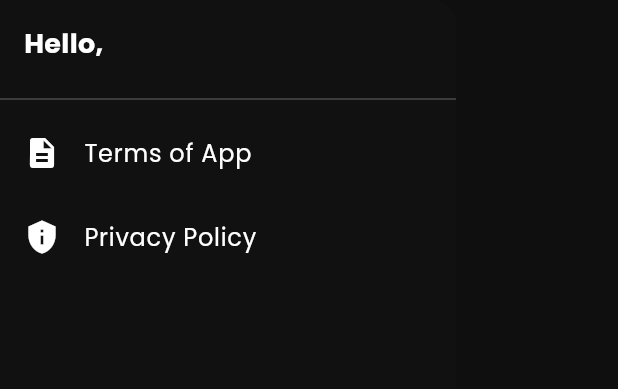
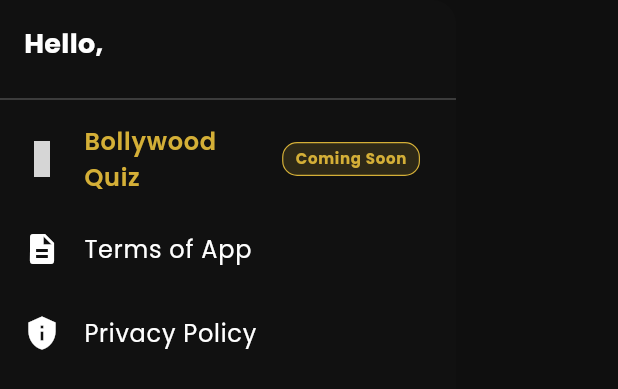
Before and after one commit to abhishekthakur37474-alt/Bollywoodproduct-app, a Flutter app: the AppDrawer widget shown alone on an empty page, opened directly, on a phone screen of 412 x 824 dp. Shown: the top 389 px of the screen. Run offline on Flutter 3.47's test engine with Material 3 defaults, Android fonts, the phone set to English and light mode, and no system bars; our stand-ins replace cloud_firestore, firebase_auth, firebase_core, firebase_messaging, firebase_storage, google_fonts and 3 more; accounts and stored records are empty; network calls fail; grey boxes are pictures that could not be loaded.

Commit message:
Quiz Screen

```diff
--- a/lib/widgets/app_drawer.dart
+++ b/lib/widgets/app_drawer.dart
@@ -1,7 +1,9 @@
 import 'package:flutter/material.dart';
 import 'package:firebase_auth/firebase_auth.dart';
+import 'package:hugeicons/hugeicons.dart';
 import 'package:bollywood/screens/terms_view.dart';
 import 'package:bollywood/screens/privacy_view.dart';
+import 'package:bollywood/screens/bollywood_quiz_screen.dart';
 // import 'package:bollywood/screens/account_page.dart'; // Temporarily hidden
 
 class AppDrawer extends StatelessWidget {
@@ -48,6 +50,46 @@ class AppDrawer extends StatelessWidget {
             //   },
             // ),
 
+            /// 🎯 BOLLYWOOD QUIZ
+            ListTile(
+              leading: const HugeIcon(
+                icon: HugeIcons.strokeRoundedBrain01,
+                size: 24.0,
+                color: Color(0xffD4AF37),
+                strokeWidth: 1.5,
+              ),
+              title: const Text(
+                "Bollywood Quiz",
+                style: TextStyle(
+                  color: Color(0xffD4AF37),
+                  fontWeight: FontWeight.w600,
+                ),
+              ),
+              trailing: Container(
+                padding: const EdgeInsets.symmetric(horizontal: 8, vertical: 3),
+                decoration: BoxDecoration(
+                  color: const Color(0xffD4AF37).withOpacity(0.15),
+                  borderRadius: BorderRadius.circular(10),
+                  border: Border.all(color: const Color(0xffD4AF37), width: 0.8),
+                ),
+                child: const Text(
+                  "Coming Soon",
+                  style: TextStyle(
+                    color: Color(0xffD4AF37),
+                    fontSize: 10,
+                    fontWeight: FontWeight.bold,
+                  ),
+                ),
+              ),
+              onTap: () {
+                Navigator.pop(context);
+                Navigator.push(
+                  context,
+                  MaterialPageRoute(builder: (_) => const BollywoodQuizScreen()),
+                );
+              },
+            ),
+
             /// TERMS
             ListTile(
               leading: const Icon(Icons.description, color: Colors.white),
--- a/lib/widgets/promo_popup.dart
+++ b/lib/widgets/promo_popup.dart
@@ -13,6 +13,8 @@ const Set<String> _excludedScreens = {
   'HomeLoaderScreen',
   'BottomNav',
 };
+
+const Set<String> _promoHiddenScreens = {'BollywoodQuizScreen'};
 
 /// Notifies [PromoBubbleLayer] whenever the bubble needs to be shown or
 /// hidden.
@@ -33,6 +35,7 @@ class PromoPopupManager {
   static String? _pendingKey;
   static bool _isVisible = false;
   static bool _dismissedOnce = false;
+  static bool _isHiddenOnCurrentScreen = false;
 
   /// Key of the bottom nav tab that is currently selected.
   static String? currentTabKey;
@@ -41,7 +44,21 @@ class PromoPopupManager {
 
   /// The small floating bubble is shown after the user closes the popup for
   /// the first time and stays for the rest of the app session.
-  static bool get showBubble => _dismissedOnce && !_isVisible;
+  static bool get showBubble =>
+      _dismissedOnce && !_isVisible && !_isHiddenOnCurrentScreen;
+
+  static void setHiddenOnCurrentScreen(bool hidden) {
+    if (_isHiddenOnCurrentScreen == hidden) return;
+    _isHiddenOnCurrentScreen = hidden;
+
+    if (hidden) {
+      _timer?.cancel();
+      _timer = null;
+      _pendingKey = null;
+    }
+
+    promoBubbleTick.value++;
+  }
 
   static void schedule(String screenKey) {
     if (_isVisible || _handledScreens.contains(screenKey)) return;
@@ -227,6 +244,9 @@ class PromoPopupRouteObserver extends NavigatorObserver {
   void _handleRoute(Route<dynamic> route) {
     final screenKey = _screenKey(route);
     if (screenKey == null) return;
+    final hidePromo = _promoHiddenScreens.contains(screenKey);
+    PromoPopupManager.setHiddenOnCurrentScreen(hidePromo);
+    if (hidePromo) return;
     if (_excludedScreens.contains(screenKey)) return;
 
     PromoPopupManager.schedule(screenKey);
--- a/pubspec.yaml
+++ b/pubspec.yaml
@@ -48,6 +48,7 @@ dependencies:
   # Use with the CupertinoIcons class for iOS style icons.
   cupertino_icons: ^1.0.8
   flutter_launcher_icons: ^0.14.4
+  hugeicons: ^1.2.0
 
 dev_dependencies:
   flutter_test:
```
Also changed, not shown: lib/screens/bollywood_quiz_screen.dart (added, +370 -0 lines), pubspec.lock.
